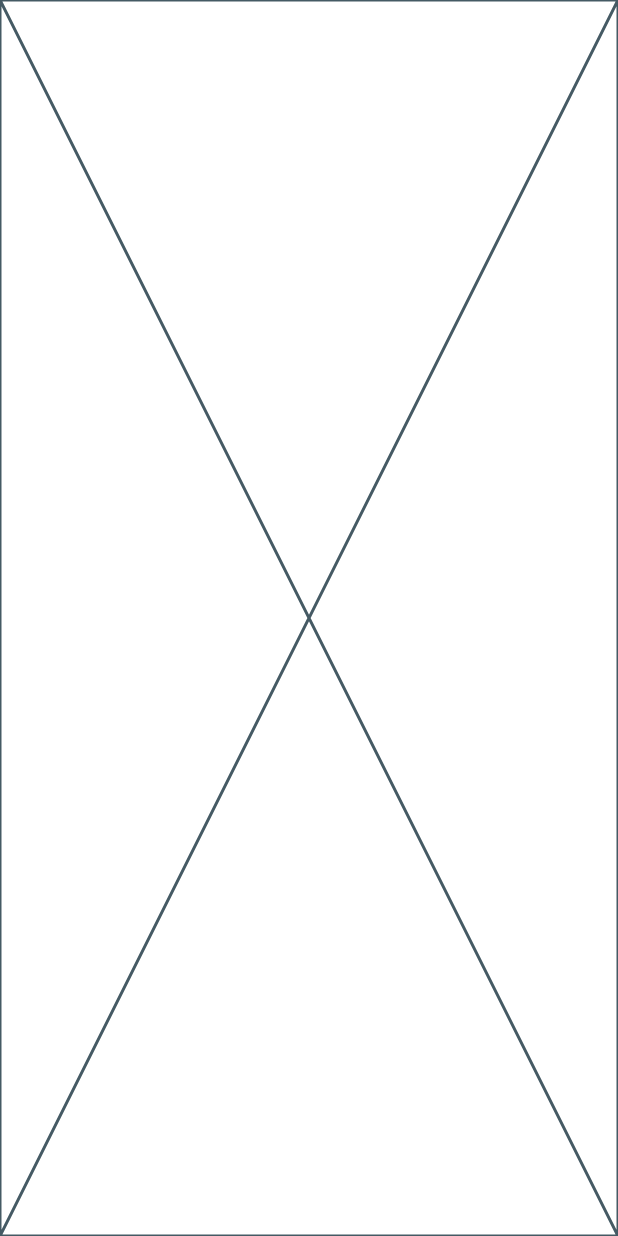
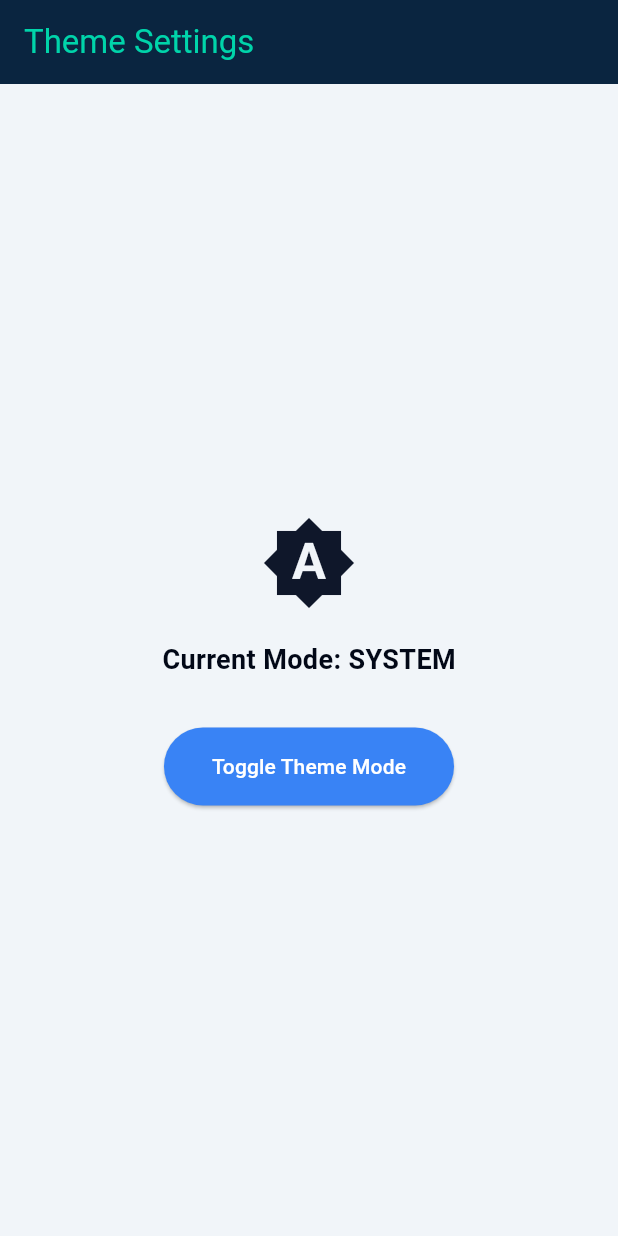
Before and after one commit to MironAlikc/texa_core, a Flutter app: the screen it shows after launch, on a phone screen of 412 x 824 dp. Run offline on Flutter 3.47's test engine with Material 3 defaults, Android fonts, the phone set to English and light mode, and no system bars; our stand-ins replace flutter_bloc, flutter_secure_storage, get_it, injectable, shared_preferences.

Commit message:
feat: theme configurations added

```diff
--- /dev/null
+++ b/lib/core/extensions/theme_ext.dart
@@ -0,0 +1,11 @@
+import 'package:flutter/material.dart';
+import 'package:texa_core/core/theme/app_color_extension.dart';
+
+extension AppThemeExtension on ThemeData {
+  AppColorExtension get appColor => extension<AppColorExtension>()!;
+}
+
+extension ThemeGetter on BuildContext {
+  ThemeData get theme => Theme.of(this);
+  AppColorExtension get color => theme.appColor;
+}
--- /dev/null
+++ b/lib/core/theme/app_color_extension.dart
@@ -0,0 +1,160 @@
+import 'package:flutter/material.dart';
+
+class AppColorExtension extends ThemeExtension<AppColorExtension> {
+  // --- Brand Colors ---
+  final Color primary;
+  final Color onPrimary;
+  final Color accent;
+
+  // --- Backgrounds ---
+  final Color background;
+  final Color surface;
+  final Color surfaceVariant;
+
+  // --- Text Content ---
+  final Color textPrimary;
+  final Color textSecondary;
+  final Color textTertiary;
+  final Color textInverted;
+  final Color textDisabled;
+
+  // --- Borders & Dividers ---
+  final Color borderLight;
+  final Color borderDefault;
+  final Color borderFocus;
+
+  // --- Status & Feedback ---
+  final Color success;
+  final Color onSuccess;
+  final Color error;
+  final Color onError;
+  final Color warning;
+  final Color onWarning;
+  final Color info;
+  final Color onInfo;
+
+  // --- Specialized (Sidebar/Nav) ---
+  final Color navBackground;
+  final Color navActiveItem;
+  final Color navInactiveItem;
+
+  const AppColorExtension({
+    required this.primary,
+    required this.onPrimary,
+    required this.accent,
+    required this.background,
+    required this.surface,
+    required this.surfaceVariant,
+    required this.textPrimary,
+    required this.textSecondary,
+    required this.textTertiary,
+    required this.textInverted,
+    required this.textDisabled,
+    required this.borderLight,
+    required this.borderDefault,
+    required this.borderFocus,
+    required this.success,
+    required this.onSuccess,
+    required this.error,
+    required this.onError,
+    required this.warning,
+    required this.onWarning,
+    required this.info,
+    required this.onInfo,
+    required this.navBackground,
+    required this.navActiveItem,
+    required this.navInactiveItem,
+  });
+
+  @override
+  ThemeExtension<AppColorExtension> copyWith({
+    Color? primary,
+    Color? onPrimary,
+    Color? accent,
+    Color? background,
+    Color? surface,
+    Color? surfaceVariant,
+    Color? textPrimary,
+    Color? textSecondary,
+    Color? textTertiary,
+    Color? textInverted,
+    Color? textDisabled,
+    Color? borderLight,
+    Color? borderDefault,
+    Color? borderFocus,
+    Color? success,
+    Color? onSuccess,
+    Color? error,
+    Color? onError,
+    Color? warning,
+    Color? onWarning,
+    Color? info,
+    Color? onInfo,
+    Color? navBackground,
+    Color? navActiveItem,
+    Color? navInactiveItem,
+  }) {
+    return AppColorExtension(
+      primary: primary ?? this.primary,
+      onPrimary: onPrimary ?? this.onPrimary,
+      accent: accent ?? this.accent,
+      background: background ?? this.background,
+      surface: surface ?? this.surface,
+      surfaceVariant: surfaceVariant ?? this.surfaceVariant,
+      textPrimary: textPrimary ?? this.textPrimary,
+      textSecondary: textSecondary ?? this.textSecondary,
+      textTertiary: textTertiary ?? this.textTertiary,
+      textInverted: textInverted ?? this.textInverted,
+      textDisabled: textDisabled ?? this.textDisabled,
+      borderLight: borderLight ?? this.borderLight,
+      borderDefault: borderDefault ?? this.borderDefault,
+      borderFocus: borderFocus ?? this.borderFocus,
+      success: success ?? this.success,
+      onSuccess: onSuccess ?? this.onSuccess,
+      error: error ?? this.error,
+      onError: onError ?? this.onError,
+      warning: warning ?? this.warning,
+      onWarning: onWarning ?? this.onWarning,
+      info: info ?? this.info,
+      onInfo: onInfo ?? this.onInfo,
+      navBackground: navBackground ?? this.navBackground,
+      navActiveItem: navActiveItem ?? this.navActiveItem,
+      navInactiveItem: navInactiveItem ?? this.navInactiveItem,
+    );
+  }
+
+  @override
+  ThemeExtension<AppColorExtension> lerp(
+    covariant ThemeExtension<AppColorExtension>? other,
+    double t,
+  ) {
+    if (other is! AppColorExtension) return this;
+    return AppColorExtension(
+      primary: Color.lerp(primary, other.primary, t)!,
+      onPrimary: Color.lerp(onPrimary, other.onPrimary, t)!,
+      accent: Color.lerp(accent, other.accent, t)!,
+      background: Color.lerp(background, other.background, t)!,
+      surface: Color.lerp(surface, other.surface, t)!,
+      surfaceVariant: Color.lerp(surfaceVariant, other.surfaceVariant, t)!,
+      textPrimary: Color.lerp(textPrimary, other.textPrimary, t)!,
+      textSecondary: Color.lerp(textSecondary, other.textSecondary, t)!,
+      textTertiary: Color.lerp(textTertiary, other.textTertiary, t)!,
+      textInverted: Color.lerp(textInverted, other.textInverted, t)!,
+      textDisabled: Color.lerp(textDisabled, other.textDisabled, t)!,
+      borderLight: Color.lerp(borderLight, other.borderLight, t)!,
+      borderDefault: Color.lerp(borderDefault, other.borderDefault, t)!,
+      borderFocus: Color.lerp(borderFocus, other.borderFocus, t)!,
+      success: Color.lerp(success, other.success, t)!,
+      onSuccess: Color.lerp(onSuccess, other.onSuccess, t)!,
+      error: Color.lerp(error, other.error, t)!,
+      onError: Color.lerp(onError, other.onError, t)!,
+      warning: Color.lerp(warning, other.warning, t)!,
+      onWarning: Color.lerp(onWarning, other.onWarning, t)!,
+      info: Color.lerp(info, other.info, t)!,
+      onInfo: Color.lerp(onInfo, other.onInfo, t)!,
+      navBackground: Color.lerp(navBackground, other.navBackground, t)!,
+      navActiveItem: Color.lerp(navActiveItem, other.navActiveItem, t)!,
+      navInactiveItem: Color.lerp(navInactiveItem, other.navInactiveItem, t)!,
+    );
+  }
+}
--- /dev/null
+++ b/lib/core/theme/app_theme.dart
@@ -0,0 +1,76 @@
+import 'package:flutter/material.dart';
+import 'package:texa_core/core/theme/app_color_extension.dart';
+
+class AppTheme {
+  static ThemeData light() {
+    return ThemeData(
+      useMaterial3: true,
+      brightness: Brightness.light,
+      extensions: [_lightColors],
+    );
+  }
+
+  static ThemeData dark() {
+    return ThemeData(
+      useMaterial3: true,
+      brightness: Brightness.dark,
+      extensions: [_darkColors],
+    );
+  }
+
+  static final _lightColors = AppColorExtension(
+    primary: const Color(0xFF0F172A),
+    onPrimary: Colors.white,
+    accent: const Color(0xFF3983F5),
+    background: const Color(0xFFF1F5F9),
+    surface: Colors.white,
+    surfaceVariant: const Color(0xFFFAF9F6),
+    textPrimary: const Color(0xFF020817),
+    textSecondary: const Color(0xFF64748B),
+    textTertiary: const Color(0xFF94A3B8),
+    textInverted: Colors.white,
+    textDisabled: const Color(0xFFCBD5E1),
+    borderLight: const Color(0xFFF1F5F9),
+    borderDefault: const Color(0xFFE2E8F0),
+    borderFocus: const Color(0xFF0F172A),
+    success: const Color(0xFF10B981),
+    onSuccess: Colors.white,
+    error: const Color(0xFFEF4444),
+    onError: Colors.white,
+    warning: const Color(0xFFF59E0B),
+    onWarning: Colors.white,
+    info: const Color(0xFF0A2540),
+    onInfo: Colors.white,
+    navBackground: const Color(0xFF0A2540),
+    navActiveItem: const Color(0xFF00D4AA),
+    navInactiveItem: const Color(0xFF64748B),
+  );
+
+  static final _darkColors = AppColorExtension(
+    primary: const Color(0xFF38BDF8),
+    onPrimary: const Color(0xFF0F172A),
+    accent: const Color(0xFF60A5FA),
+    background: const Color(0xFF020817),
+    surface: const Color(0xFF0F172A),
+    surfaceVariant: const Color(0xFF1E293B),
+    textPrimary: const Color(0xFFF8FAFC),
+    textSecondary: const Color(0xFF94A3B8),
+    textTertiary: const Color(0xFF64748B),
+    textInverted: const Color(0xFF020817),
+    textDisabled: const Color(0xFF475467),
+    borderLight: const Color(0xFF1E293B),
+    borderDefault: const Color(0xFF334155),
+    borderFocus: const Color(0xFF38BDF8),
+    success: const Color(0xFF34D399),
+    onSuccess: const Color(0xFF064E3B),
+    error: const Color(0xFFF87171),
+    onError: const Color(0xFF7F1D1D),
+    warning: const Color(0xFFFBBF24),
+    onWarning: const Color(0xFF78350F),
+    info: const Color(0xFF38BDF8),
+    onInfo: const Color(0xFF0C4A6E),
+    navBackground: const Color(0xFF020817),
+    navActiveItem: const Color(0xFF00D4AA),
+    navInactiveItem: const Color(0xFF64748B),
+  );
+}
--- /dev/null
+++ b/lib/core/theme/theme_cubit/theme_cubit.dart
@@ -0,0 +1,37 @@
+import 'package:flutter/material.dart';
+import 'package:flutter_bloc/flutter_bloc.dart';
+import 'package:shared_preferences/shared_preferences.dart';
+import 'package:injectable/injectable.dart';
+
+@lazySingleton
+class ThemeCubit extends Cubit<ThemeMode> {
+  static const String _prefsKey = 'selected_theme';
+  final SharedPreferences _prefs;
+
+  ThemeCubit(this._prefs)
+    : super(
+        ThemeMode.values.firstWhere(
+          (e) => e.name == _prefs.getString(_prefsKey),
+          orElse: () => ThemeMode.system,
+        ),
+      );
+
+  Future<void> setTheme(ThemeMode mode) async {
+    await _prefs.setString(_prefsKey, mode.name);
+    emit(mode);
+  }
+
+  void toggleTheme() {
+    switch (state) {
+      case ThemeMode.system:
+        setTheme(ThemeMode.light);
+        break;
+      case ThemeMode.light:
+        setTheme(ThemeMode.dark);
+        break;
+      case ThemeMode.dark:
+        setTheme(ThemeMode.system);
+        break;
+    }
+  }
+}
--- /dev/null
+++ b/lib/features/home/theme_test_page.dart
@@ -0,0 +1,64 @@
+import 'package:flutter/material.dart';
+import 'package:flutter_bloc/flutter_bloc.dart';
+import 'package:texa_core/core/extensions/theme_ext.dart';
+import 'package:texa_core/core/theme/theme_cubit/theme_cubit.dart';
+
+class ThemeTestPage extends StatelessWidget {
+  const ThemeTestPage({super.key});
+
+  @override
+  Widget build(BuildContext context) {
+    final colors = context.color;
+    final themeMode = context.watch<ThemeCubit>().state;
+
+    return Scaffold(
+      backgroundColor: colors.background,
+      appBar: AppBar(
+        title: const Text('Theme Settings'),
+        backgroundColor: colors.navBackground,
+        foregroundColor: colors.navActiveItem,
+      ),
+      body: Center(
+        child: Column(
+          mainAxisAlignment: MainAxisAlignment.center,
+          children: [
+            Icon(_getThemeIcon(themeMode), size: 64, color: colors.primary),
+            const SizedBox(height: 20),
+            Text(
+              'Current Mode: ${themeMode.name.toUpperCase()}',
+              style: TextStyle(
+                color: colors.textPrimary,
+                fontSize: 18,
+                fontWeight: FontWeight.bold,
+              ),
+            ),
+            const SizedBox(height: 32),
+            ElevatedButton(
+              style: ElevatedButton.styleFrom(
+                backgroundColor: colors.accent,
+                foregroundColor: colors.textInverted,
+                padding: const EdgeInsets.symmetric(
+                  horizontal: 32,
+                  vertical: 16,
+                ),
+              ),
+              onPressed: () => context.read<ThemeCubit>().toggleTheme(),
+              child: const Text('Toggle Theme Mode'),
+            ),
+          ],
+        ),
+      ),
+    );
+  }
+
+  IconData _getThemeIcon(ThemeMode mode) {
+    switch (mode) {
+      case ThemeMode.system:
+        return Icons.brightness_auto;
+      case ThemeMode.light:
+        return Icons.light_mode;
+      case ThemeMode.dark:
+        return Icons.dark_mode;
+    }
+  }
+}
--- a/lib/main.dart
+++ b/lib/main.dart
@@ -1,12 +1,21 @@
 import 'package:flutter/material.dart';
+import 'package:flutter_bloc/flutter_bloc.dart';
 import 'package:texa_core/core/di/injection.dart';
+import 'package:texa_core/core/theme/app_theme.dart';
+import 'package:texa_core/core/theme/theme_cubit/theme_cubit.dart';
+import 'package:texa_core/features/home/theme_test_page.dart';
 
 void main() async {
   WidgetsFlutterBinding.ensureInitialized();
 
   await configureDependencies();
 
-  runApp(const MyApp());
+  runApp(
+    MultiBlocProvider(
+      providers: [BlocProvider(create: (_) => getIt<ThemeCubit>())],
+      child: MyApp(),
+    ),
+  );
 }
 
 class MyApp extends StatelessWidget {
@@ -14,9 +23,15 @@ class MyApp extends StatelessWidget {
 
   @override
   Widget build(BuildContext context) {
-    return MaterialApp(
-      theme: ThemeData(colorScheme: .fromSeed(seedColor: Colors.deepPurple)),
-      home: Placeholder(),
+    return BlocBuilder<ThemeCubit, ThemeMode>(
+      builder: (context, themeMode) {
+        return MaterialApp(
+          themeMode: themeMode,
+          theme: AppTheme.light(),
+          darkTheme: AppTheme.dark(),
+          home: ThemeTestPage(),
+        );
+      },
     );
   }
 }
```
Also changed, not shown: lib/core/di/injection.config.dart, 4 other files.
